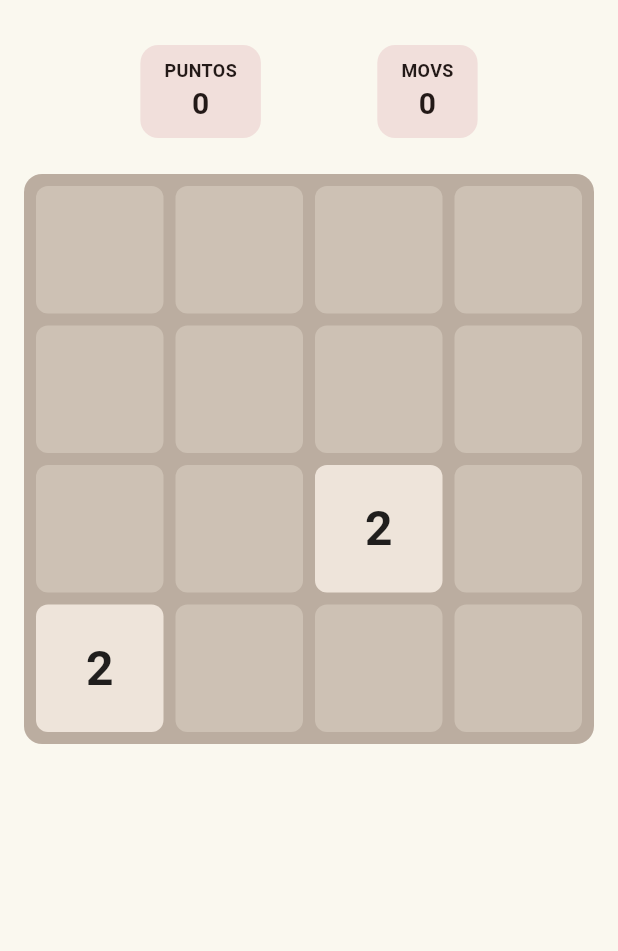
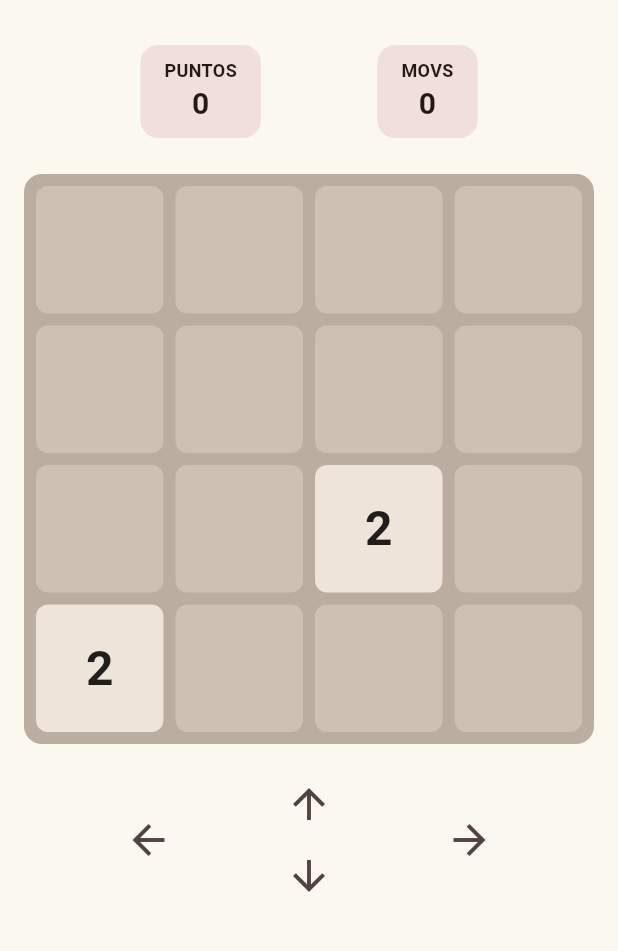
Before and after one commit to rubenantoniomunoz0-a11y/Juego_2048, a Flutter app: the JuegoScreen screen opened by its route, on a phone screen of 412 x 824 dp, the part 63-1014 px from its top. Run offline on Flutter 3.47's test engine with Material 3 defaults, Android fonts, the phone set to English and light mode, and no system bars; our stand-ins replace shared_preferences, sqflite; accounts and stored records are empty.

Commit message:
Flechas de Accesibilidad
añadimos botones de flecha accesibles y doble toque en la puntuación del juego

```diff
--- a/lib/screens/juego_screen.dart
+++ b/lib/screens/juego_screen.dart
@@ -134,12 +134,10 @@ class _JuegoScreenState extends State<JuegoScreen> with WidgetsBindingObserver {
           ),
           TextButton(
             onPressed: () async {
-              // BORRAMOS LA PARTIDA GUARDADA PARA QUE NO APAREZCA "CONTINUAR"
               await _guardadaDao.borrar();
-
               if (context.mounted) {
-                Navigator.pop(context); // Cierra el diálogo
-                Navigator.pop(context); // Sale de la pantalla
+                Navigator.pop(context);
+                Navigator.pop(context);
               }
             },
             child: const Text('Salir sin guardar', style: TextStyle(color: Colors.red)),
@@ -191,12 +189,43 @@ class _JuegoScreenState extends State<JuegoScreen> with WidgetsBindingObserver {
               Row(
                 mainAxisAlignment: MainAxisAlignment.spaceEvenly,
                 children: [
-                  ScoreCard(etiqueta: 'PUNTOS', valor: '${_logic.puntuacion}'),
+                  // DOBLE TOQUE EN LA PUNTUACIÓN
+                  GestureDetector(
+                    onDoubleTap: () {
+                      showDialog(
+                        context: context,
+                        builder: (_) => AlertDialog(
+                          title: const Text('Detalles de la partida'),
+                          content: Text('Tiempo jugado: ${DateTime.now().difference(_inicioPartida).inSeconds} segundos'),
+                          actions: [TextButton(onPressed: () => Navigator.pop(context), child: const Text('OK'))],
+                        ),
+                      );
+                    },
+                    child: ScoreCard(etiqueta: 'PUNTOS', valor: '${_logic.puntuacion}'),
+                  ),
                   ScoreCard(etiqueta: 'MOVS', valor: '${_logic.movimientos}'),
                 ],
               ),
               const SizedBox(height: AppTheme.espaciadoL),
+
+              // TABLERO
               BoardWidget(tablero: _logic.tablero, onSwipe: _mover),
+
+              // BOTONES DE FLECHAS (ACCESIBILIDAD)
+              const SizedBox(height: AppTheme.espaciadoM),
+              Row(
+                mainAxisAlignment: MainAxisAlignment.spaceEvenly,
+                children: [
+                  IconButton(icon: const Icon(Icons.arrow_back, size: 32), onPressed: () => _mover(Direccion.izquierda)),
+                  Column(
+                    children: [
+                      IconButton(icon: const Icon(Icons.arrow_upward, size: 32), onPressed: () => _mover(Direccion.arriba)),
+                      IconButton(icon: const Icon(Icons.arrow_downward, size: 32), onPressed: () => _mover(Direccion.abajo)),
+                    ],
+                  ),
+                  IconButton(icon: const Icon(Icons.arrow_forward, size: 32), onPressed: () => _mover(Direccion.derecha)),
+                ],
+              ),
             ],
           ),
         ),
```
